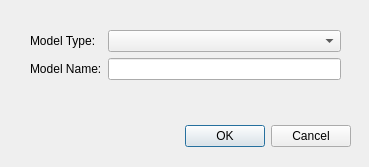
First picture: the form in Code/Source/Plugins/org.sv.gui.qt.modeling/src/internal/svModelCreate.ui, repository SimVascular/SimVascular, before the edit.
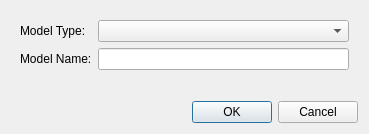
Second picture: the form after the edit.

Commit message: use qt layout for all gui to avoid small size in Windows

What changed in the file:
```diff
--- a/Code/Source/Plugins/org.sv.gui.qt.modeling/src/internal/svModelCreate.ui
+++ b/Code/Source/Plugins/org.sv.gui.qt.modeling/src/internal/svModelCreate.ui
@@ -10,37 +10,15 @@
     <x>0</x>
     <y>0</y>
     <width>369</width>
-    <height>167</height>
+    <height>134</height>
    </rect>
   </property>
   <property name="windowTitle">
    <string>Create New Model</string>
   </property>
-  <widget class="QDialogButtonBox" name="buttonBox">
-   <property name="geometry">
-    <rect>
-     <x>10</x>
-     <y>120</y>
-     <width>341</width>
-     <height>32</height>
-    </rect>
-   </property>
-   <property name="orientation">
-    <enum>Qt::Horizontal</enum>
-   </property>
-   <property name="standardButtons">
-    <set>QDialogButtonBox::Cancel|QDialogButtonBox::Ok</set>
-   </property>
-  </widget>
+  <layout class="QVBoxLayout" name="verticalLayout">
+   <item>
   <widget class="QWidget" name="widget" native="true">
-   <property name="geometry">
-    <rect>
-     <x>30</x>
-     <y>30</y>
-     <width>311</width>
-     <height>81</height>
-    </rect>
-   </property>
    <layout class="QFormLayout" name="formLayout">
     <item row="1" column="0">
      <widget class="QLabel" name="label">
@@ -64,6 +42,18 @@
     </item>
    </layout>
   </widget>
+   </item>
+   <item>
+    <widget class="QDialogButtonBox" name="buttonBox">
+     <property name="orientation">
+      <enum>Qt::Horizontal</enum>
+     </property>
+     <property name="standardButtons">
+      <set>QDialogButtonBox::Cancel|QDialogButtonBox::Ok</set>
+     </property>
+    </widget>
+   </item>
+  </layout>
  </widget>
  <resources/>
  <connections/>
```
Lines whose indentation alone changed are shown as unchanged. The commit also changes 8 other files.
